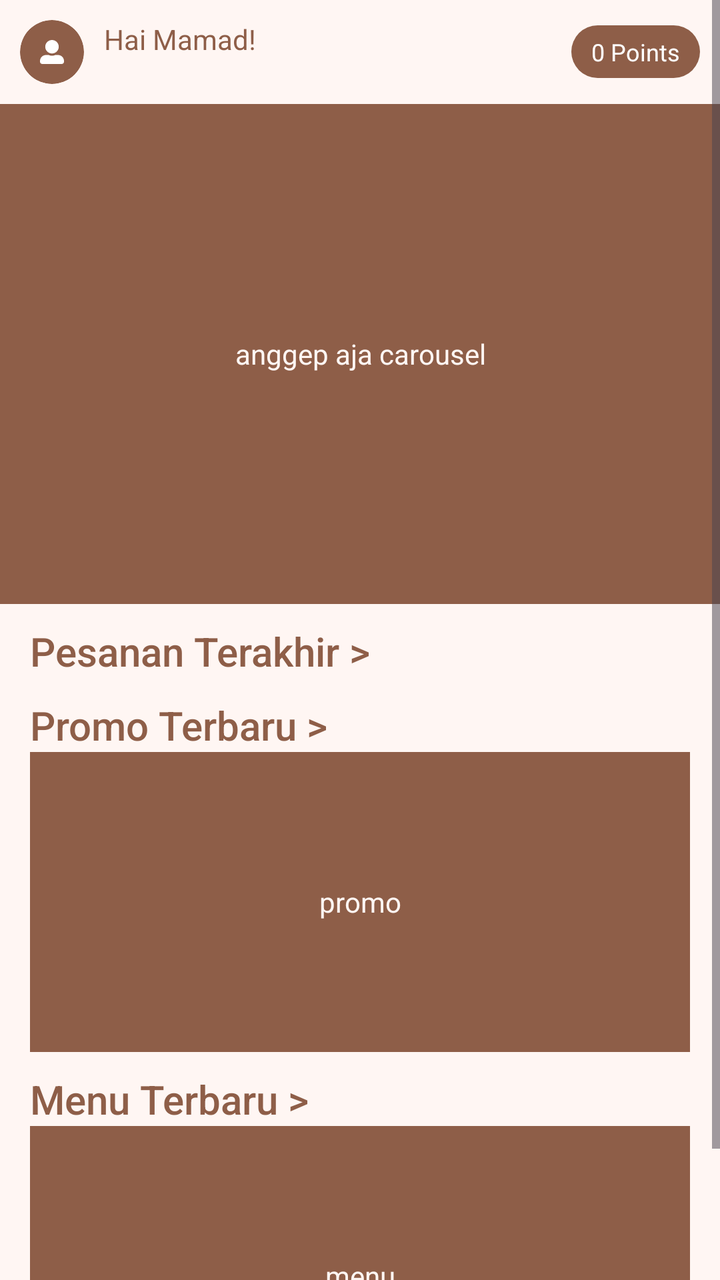
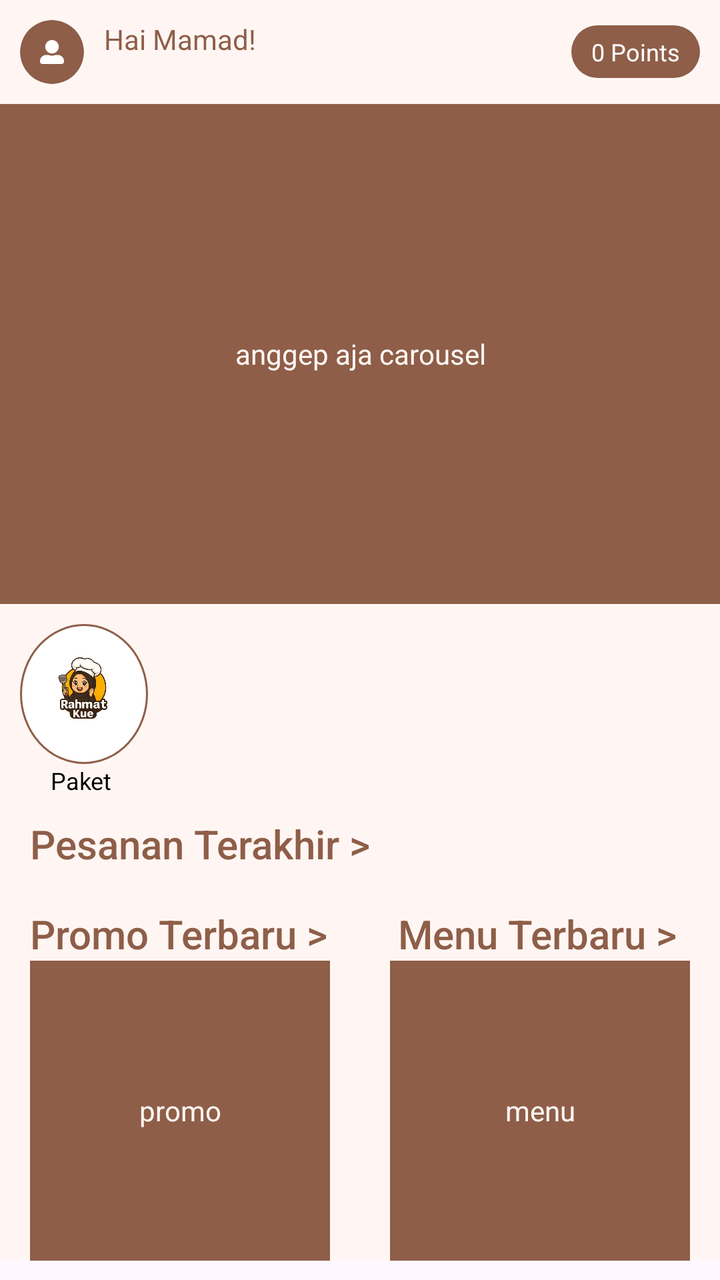

Two renders of the same Android screen: before a commit and after it. Below are the layout's source before the change and the commit's diff.
<!-- AndroidManifest.xml: application theme Theme.RahmatBakery -->
<!-- res/layout/fragment_beranda.xml -->
<?xml version="1.0" encoding="utf-8"?>
<LinearLayout xmlns:android="http://schemas.android.com/apk/res/android"
    xmlns:app="http://schemas.android.com/apk/res-auto"
    xmlns:tools="http://schemas.android.com/tools"
    android:layout_width="match_parent"
    android:layout_height="match_parent"
    android:orientation="vertical"
    tools:context=".pelanggan.fragment.BerandaFragment">
    

    <ScrollView
        android:layout_width="match_parent"
        android:layout_height="wrap_content"
        android:background="@color/background">

        <LinearLayout
            android:layout_width="match_parent"
            android:layout_height="wrap_content"
            android:orientation="vertical">

            <RelativeLayout
                android:layout_width="match_parent"
                android:layout_height="wrap_content"
                android:layout_marginVertical="10dp">

                <ImageView
                    android:id="@+id/img_profil"
                    android:layout_width="32dp"
                    android:layout_height="32dp"
                    android:layout_marginStart="10dp"
                    android:background="@drawable/circle_background"
                    android:clipToOutline="true"
                    android:padding="10dp"
                    android:src="@drawable/profil" />

                <TextView
                    android:id="@+id/nickname"
                    style="@style/TextAppearance.Material3.HeadlineSmall.Emphasized"
                    android:layout_width="wrap_content"
                    android:layout_height="wrap_content"
                    android:layout_marginStart="10dp"
                    android:layout_toEndOf="@id/img_profil"
                    android:text="Hai Mamad!"
                    android:textColor="@color/primary" />

                <TextView
                    android:id="@+id/user_point"
                    android:layout_width="wrap_content"
                    android:layout_height="match_parent"
                    android:layout_alignParentEnd="true"
                    android:layout_centerVertical="true"
                    android:layout_marginEnd="10dp"
                    android:background="@drawable/bg_points"
                    android:paddingHorizontal="10dp"
                    android:paddingVertical="5dp"
                    android:text="0 Points"
                    android:textColor="@color/white"
                    android:textSize="12sp" />
            </RelativeLayout>

            <TextView
                android:layout_width="match_parent"
                android:layout_height="250dp"
                android:background="@color/primary"
                android:gravity="center"
                android:text="anggep aja carousel"
                android:textAlignment="center"
                android:textColor="@color/background" />


            <TextView
                style="@style/TextAppearance.AppCompat.Title"
                android:layout_width="wrap_content"
                android:layout_height="wrap_content"
                android:layout_marginHorizontal="15dp"
                android:layout_marginTop="10dp"
                android:text="Pesanan Terakhir > "
                android:textColor="@color/primary" />

            <ScrollView
                android:layout_width="match_parent"
                android:layout_height="wrap_content">

                <androidx.recyclerview.widget.RecyclerView
                    android:id="@+id/rvPesananTerakhir"
                    android:layout_width="match_parent"
                    android:layout_height="wrap_content"
                    android:orientation="horizontal"
                    android:paddingStart="8dp"
                    android:paddingEnd="8dp" />

            </ScrollView>

            <TextView
                style="@style/TextAppearance.AppCompat.Title"
                android:layout_width="wrap_content"
                android:layout_height="wrap_content"
                android:layout_marginHorizontal="15dp"
                android:layout_marginTop="10dp"
                android:text="Promo Terbaru > "
                android:textColor="@color/primary" />

            <TextView
                android:layout_width="match_parent"
                android:layout_height="150dp"
                android:layout_marginHorizontal="15dp"
                android:background="@color/primary"
                android:gravity="center"
                android:text="promo"
                android:textAlignment="center"
                android:textColor="@color/background" />

            <TextView
                style="@style/TextAppearance.AppCompat.Title"
                android:layout_width="wrap_content"
                android:layout_height="wrap_content"
                android:layout_marginHorizontal="15dp"
                android:layout_marginTop="10dp"
                android:text="Menu Terbaru > "
                android:textColor="@color/primary" />

            <TextView
                android:layout_width="match_parent"
                android:layout_height="150dp"
                android:layout_marginHorizontal="15dp"
                android:background="@color/primary"
                android:gravity="center"
                android:text="menu"
                android:textAlignment="center"
                android:textColor="@color/background" />
        </LinearLayout>
    </ScrollView>

</LinearLayout>
<!-- resources referenced by this layout -->
<resources>
  <color name="background">#FFF6F3</color>
  <color name="primary">#8E5E48</color>
  <color name="white">#FFFFFFFF</color>
  <!-- drawable bg_points (drawable) -->
  <?xml version="1.0" encoding="utf-8"?>
  <shape xmlns:android="http://schemas.android.com/apk/res/android"
      android:shape="rectangle">
  
      <solid android:color="@color/primary"/> 
          <corners android:radius="62dp"/>
  </shape>
  <!-- drawable circle_background (drawable) -->
  <?xml version="1.0" encoding="utf-8"?>
  <shape xmlns:android="http://schemas.android.com/apk/res/android"
      android:shape="oval">
  
      <solid android:color="@color/primary"/> 
  
  </shape>
  <!-- drawable profil (drawable) -->
  <vector xmlns:android="http://schemas.android.com/apk/res/android"
      android:width="31dp"
      android:height="31dp"
      android:viewportWidth="31"
      android:viewportHeight="31">
    <path
        android:pathData="M15.5,17.438C20.313,17.438 24.219,13.532 24.219,8.719C24.219,3.905 20.313,0 15.5,0C10.686,0 6.781,3.905 6.781,8.719C6.781,13.532 10.686,17.438 15.5,17.438ZM23.25,19.375H19.914C18.57,19.993 17.074,20.344 15.5,20.344C13.926,20.344 12.436,19.993 11.086,19.375H7.75C3.469,19.375 0,22.844 0,27.125V28.094C0,29.698 1.302,31 2.906,31H28.094C29.698,31 31,29.698 31,28.094V27.125C31,22.844 27.531,19.375 23.25,19.375Z"
        android:fillColor="#ffffff"/>
  </vector>
  <style name="Theme.RahmatBakery" parent="Base.Theme.RahmatBakery" />
  <style name="Base.Theme.RahmatBakery" parent="Theme.Material3.DayNight.NoActionBar">
          
           <item name="colorPrimary">@color/primary</item>
          <item name="colorOnPrimary">@color/background</item>
          <item name="colorSecondary">@color/primary</item>
          <item name="colorOnSecondary">@color/background</item>
  
      </style>
</resources>

<!-- the commit's change to res/layout/fragment_beranda.xml (unified diff, before → after) -->
@@ -1,5 +1,5 @@
 <?xml version="1.0" encoding="utf-8"?>
-<LinearLayout xmlns:android="http://schemas.android.com/apk/res/android"
+<RelativeLayout xmlns:android="http://schemas.android.com/apk/res/android"
     xmlns:app="http://schemas.android.com/apk/res-auto"
     xmlns:tools="http://schemas.android.com/tools"
     android:layout_width="match_parent"
@@ -68,6 +68,40 @@
                 android:textColor="@color/background" />
 
 
+            <LinearLayout
+                android:id="@+id/btn_blatt"
+                android:layout_width="wrap_content"
+                android:layout_height="wrap_content"
+                android:orientation="vertical"
+                android:gravity="center"
+                android:background="@drawable/btn_rectangle"
+                android:clickable="true"
+                android:focusable="true"
+                android:layout_marginStart="10dp"
+                android:layout_marginTop="10dp"
+                android:foreground="?attr/selectableItemBackgroundBorderless" >
+
+                <ImageView
+                    android:id="@+id/btn_image"
+                    android:layout_width="48dp"
+                    android:layout_height="48dp"
+                    android:src="@drawable/logo"
+                    android:layout_marginBottom="6dp"
+                    android:scaleType="centerInside"/>
+
+
+
+            </LinearLayout>
+            <TextView
+                android:id="@+id/btn_text"
+                android:layout_width="wrap_content"
+                android:layout_height="wrap_content"
+                android:text="Paket"
+                android:textSize="12sp"
+                android:textColor="@color/black"
+                android:layout_marginStart="25dp"
+                android:gravity="center"/>
+
             <TextView
                 style="@style/TextAppearance.AppCompat.Title"
                 android:layout_width="wrap_content"
@@ -90,8 +124,13 @@
                     android:paddingEnd="8dp" />
 
             </ScrollView>
-
+<RelativeLayout
+    android:layout_width="wrap_content"
+    android:layout_height="wrap_content"
+    android:layout_marginTop="8dp"
+    android:layout_gravity="center">
             <TextView
+                android:id="@+id/txt_promo"
                 style="@style/TextAppearance.AppCompat.Title"
                 android:layout_width="wrap_content"
                 android:layout_height="wrap_content"
@@ -101,7 +140,9 @@
                 android:textColor="@color/primary" />
 
             <TextView
-                android:layout_width="match_parent"
+                android:id="@+id/promo"
+                android:layout_below="@id/txt_promo"
+                android:layout_width="150dp"
                 android:layout_height="150dp"
                 android:layout_marginHorizontal="15dp"
                 android:background="@color/primary"
@@ -111,24 +152,30 @@
                 android:textColor="@color/background" />
 
             <TextView
+                android:id="@+id/txt_menu_terbaru"
                 style="@style/TextAppearance.AppCompat.Title"
                 android:layout_width="wrap_content"
                 android:layout_height="wrap_content"
                 android:layout_marginHorizontal="15dp"
                 android:layout_marginTop="10dp"
                 android:text="Menu Terbaru > "
+                android:layout_toRightOf="@id/txt_promo"
                 android:textColor="@color/primary" />
 
             <TextView
-                android:layout_width="match_parent"
+                android:layout_width="150dp"
                 android:layout_height="150dp"
                 android:layout_marginHorizontal="15dp"
                 android:background="@color/primary"
                 android:gravity="center"
+                android:layout_below="@id/txt_menu_terbaru"
+                android:layout_toRightOf="@id/promo"
                 android:text="menu"
+
                 android:textAlignment="center"
                 android:textColor="@color/background" />
+</RelativeLayout>
         </LinearLayout>
     </ScrollView>
 
-</LinearLayout>
+</RelativeLayout>
<!-- resource entries referenced after the edit -->
@@ -1,6 +1,7 @@
 <!-- resources referenced by this layout -->
 <resources>
   <color name="background">#FFF6F3</color>
+  <color name="black">#FF000000</color>
   <color name="primary">#8E5E48</color>
   <color name="white">#FFFFFFFF</color>
   <!-- drawable bg_points (drawable) -->
@@ -11,6 +12,27 @@
       <solid android:color="@color/primary"/> 
           <corners android:radius="62dp"/>
   </shape>
+  <!-- drawable btn_rectangle (drawable) -->
+  <?xml version="1.0" encoding="utf-8"?>
+  <ripple xmlns:android="http://schemas.android.com/apk/res/android"
+      android:color="?android:colorControlHighlight">
+      
+      <item>
+          <shape android:shape="oval">
+              <size android:width="50dp" android:height="50dp" /> 
+              <solid android:color="@color/white" />
+              <stroke
+                  android:width="1dp"
+                  android:color="@color/primary" />
+              <corners android:radius="16dp" />
+              <padding
+                  android:left="8dp"
+                  android:top="8dp"
+                  android:right="8dp"
+                  android:bottom="8dp" />
+          </shape>
+      </item>
+  </ripple>
   <!-- drawable circle_background (drawable) -->
   <?xml version="1.0" encoding="utf-8"?>
   <shape xmlns:android="http://schemas.android.com/apk/res/android"
@@ -19,6 +41,7 @@
       <solid android:color="@color/primary"/> 
   
   </shape>
+  <!-- drawable logo: png bitmap (drawable, 216810 bytes) -->
   <!-- drawable profil (drawable) -->
   <vector xmlns:android="http://schemas.android.com/apk/res/android"
       android:width="31dp"
